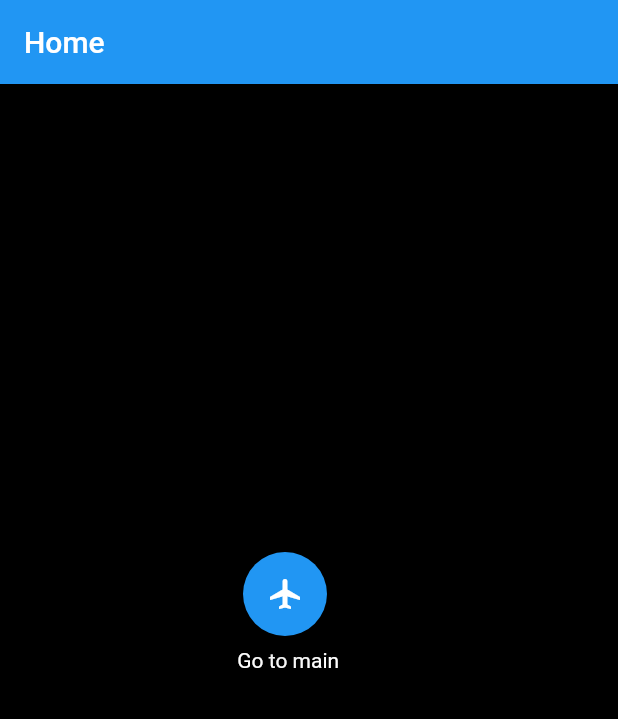
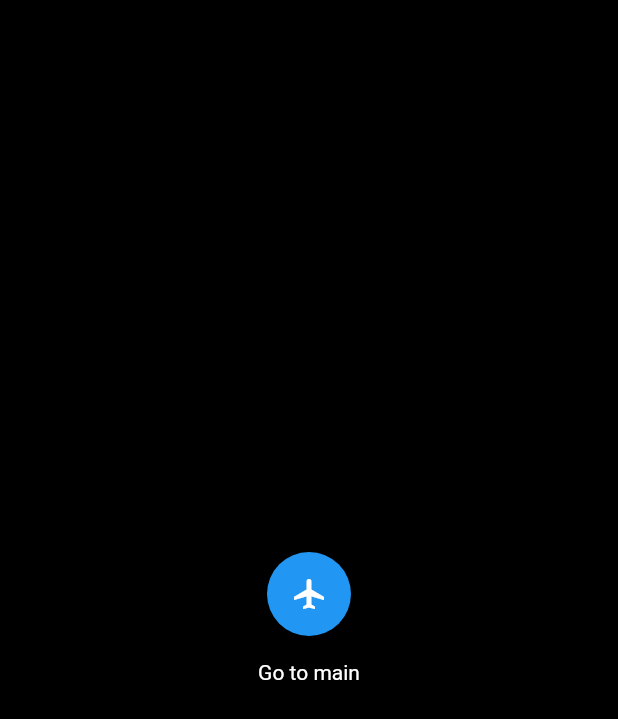
Before and after one commit to Rusy13/FlutterApp, a Flutter app: the screen it shows after launch, on a phone screen of 412 x 824 dp. Shown: the top 719 px of the screen. Run offline on Flutter 3.47's test engine with Material 2 defaults, Android fonts, the light colour scheme and no system bars; our stand-ins replace dio.

Commit message:
the home page has been changed

```diff
--- a/lib/main.dart
+++ b/lib/main.dart
@@ -111,7 +111,7 @@ class BitPage extends StatelessWidget {
 
     return Scaffold(
 
-      appBar: AppBar(title: Text('Page1')),
+      appBar: AppBar(title: Text('Rate_Page')),
 
       body: Center(
         child:
@@ -126,37 +126,30 @@ class BitPage extends StatelessWidget {
 }
 
 
-
-
-
 class HomePage extends StatelessWidget {
-  const HomePage({super.key});
+  const HomePage({Key? key});
 
   @override
   Widget build(BuildContext context) {
     return Scaffold(
-      appBar: AppBar(title: Text('Home')),
-
-
-
-       body: Center(
-        child:
+      body: Center(
+        child: Column(
+          mainAxisAlignment: MainAxisAlignment.center,
+          children: <Widget>[
+            FloatingActionButton(
+              child: const Icon(Icons.airplanemode_on),
+              onPressed: (){
+                Navigator.of(context).pushNamed('/page2');
+              },
+              tooltip: 'Main',
+            ),
+            const SizedBox(height: 16), // Добавьте отступ между кнопкой и текстом
             const Text(
-              'Go to main        ',style: TextStyle(color: Colors.white),
+              'Go to main',
+              style: TextStyle(color: Colors.white),
             ),
+          ],
         ),
-
-
-
-
-      floatingActionButton: Center(
-      child: FloatingActionButton(
-        child: const Icon(Icons.airplanemode_on),
-        onPressed:(){
-           Navigator.of(context).pushNamed('/page2');
-        } ,
-        tooltip: 'Main',
-      ),
       ),
     );
   }
```
